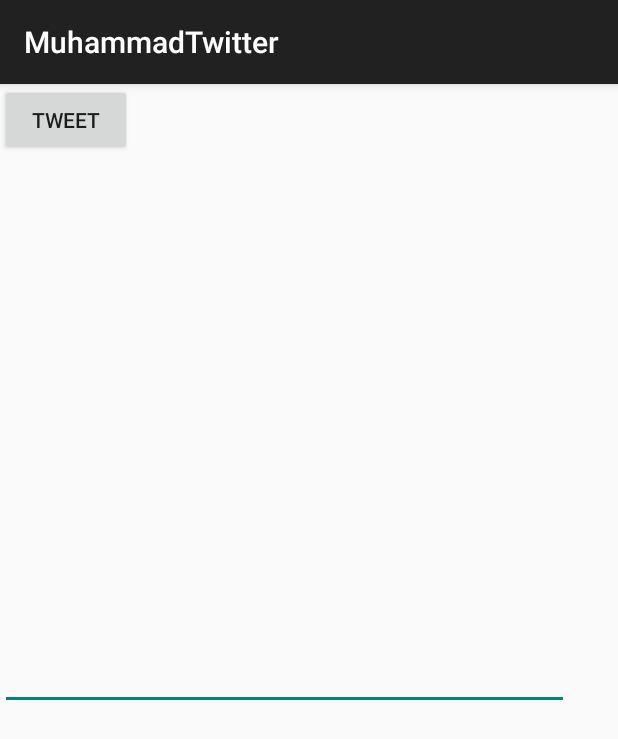
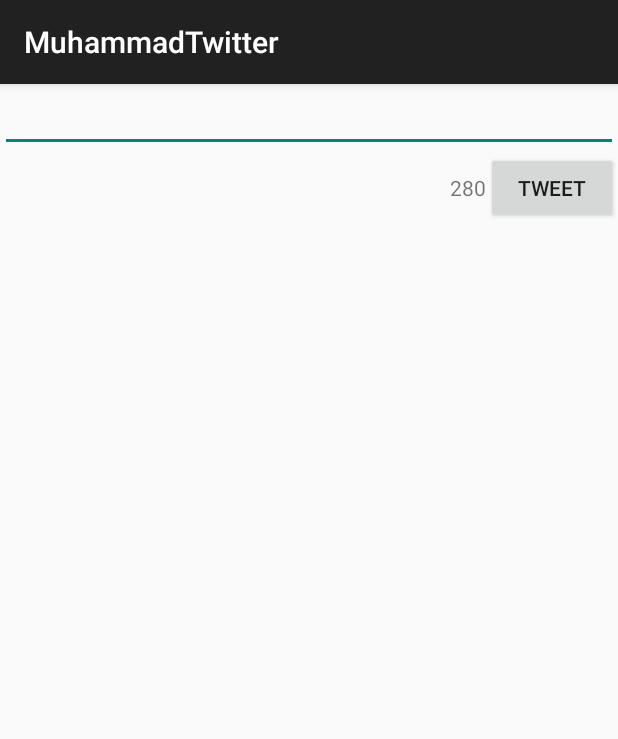
Before and after one commit to muhammad-younis/MuhammadTwitter, an Android app: the ComposeActivity screen opened directly, with no data from a screen before it, on a phone screen of 412 x 824 dp. Shown: the top 739 px of the screen. Run offline under Robolectric (Android 15) with nearby library versions, the phone set to English and light mode, and no system bars; our stand-ins replace Room's generated code; libraries missing offline, so code that uses them is left out: com.facebook.stetho, com.loopj.android, cz.msebera.android, org.parceler; 1 statement that could not run was skipped.

Commit message:
added character count on composing tweets

```diff
--- a/app/src/main/java/com/codepath/apps/restclienttemplate/ComposeActivity.java
+++ b/app/src/main/java/com/codepath/apps/restclienttemplate/ComposeActivity.java
@@ -3,9 +3,12 @@ package com.codepath.apps.restclienttemplate;
 import android.content.Intent;
 import android.os.Bundle;
 import android.support.v7.app.AppCompatActivity;
+import android.text.Editable;
+import android.text.TextWatcher;
 import android.util.Log;
 import android.view.View;
 import android.widget.EditText;
+import android.widget.TextView;
 
 import com.codepath.apps.restclienttemplate.models.Tweet;
 import com.loopj.android.http.JsonHttpResponseHandler;
@@ -21,6 +24,7 @@ public class ComposeActivity extends AppCompatActivity {
 
 
     EditText etTweetText;
+    TextView tvCharacterCount;
     TwitterClient client;
 
     @Override
@@ -28,8 +32,25 @@ public class ComposeActivity extends AppCompatActivity {
         super.onCreate(savedInstanceState);
         setContentView(R.layout.activity_compose);
         etTweetText = (EditText) findViewById(R.id.etTweetText);
+        tvCharacterCount = (TextView) findViewById(R.id.tvCharacterCount);
         client = TwitterApp.getRestClient(this);
+
+        // adds listener to watch for change
+        etTweetText.addTextChangedListener(mTextEditorWatcher);
     }
+
+    private final TextWatcher mTextEditorWatcher = new TextWatcher() {
+        public void beforeTextChanged(CharSequence s, int start, int count, int after) {
+        }
+
+        public void onTextChanged(CharSequence s, int start, int before, int count) {
+            //This sets a textview to the current length
+            tvCharacterCount.setText(String.valueOf(280 - s.length()));
+        }
+
+        public void afterTextChanged(Editable s) {
+        }
+    };
 
     public void onTweetItem(View v)
     {
@@ -41,6 +62,7 @@ public class ComposeActivity extends AppCompatActivity {
         // send network request
         sendNetworkRequest(text);
     }
+
 
     public void sendNetworkRequest(String tweet)
     {
--- a/app/src/main/res/layout/activity_compose.xml
+++ b/app/src/main/res/layout/activity_compose.xml
@@ -8,8 +8,8 @@
 
     <EditText
         android:id="@+id/etTweetText"
-        android:layout_width="379dp"
-        android:layout_height="417dp"
+        android:layout_width="match_parent"
+        android:layout_height="wrap_content"
         android:ems="10"
         android:inputType="textMultiLine"
         tools:layout_editor_absoluteX="0dp"
@@ -19,8 +19,18 @@
         android:id="@+id/etTweetButton"
         android:layout_width="wrap_content"
         android:layout_height="wrap_content"
+        android:layout_alignParentEnd="true"
+        android:layout_below="@+id/etTweetText"
+        android:onClick="onTweetItem"
         android:text="Tweet"
         tools:layout_editor_absoluteX="290dp"
-        tools:layout_editor_absoluteY="459dp"
-        android:onClick="onTweetItem"/>
+        tools:layout_editor_absoluteY="459dp" />
+
+    <TextView
+        android:id="@+id/tvCharacterCount"
+        android:layout_width="wrap_content"
+        android:layout_height="wrap_content"
+        android:layout_alignBaseline="@+id/etTweetButton"
+        android:layout_toStartOf="@+id/etTweetButton"
+        android:text="280" />
 </RelativeLayout>
```
